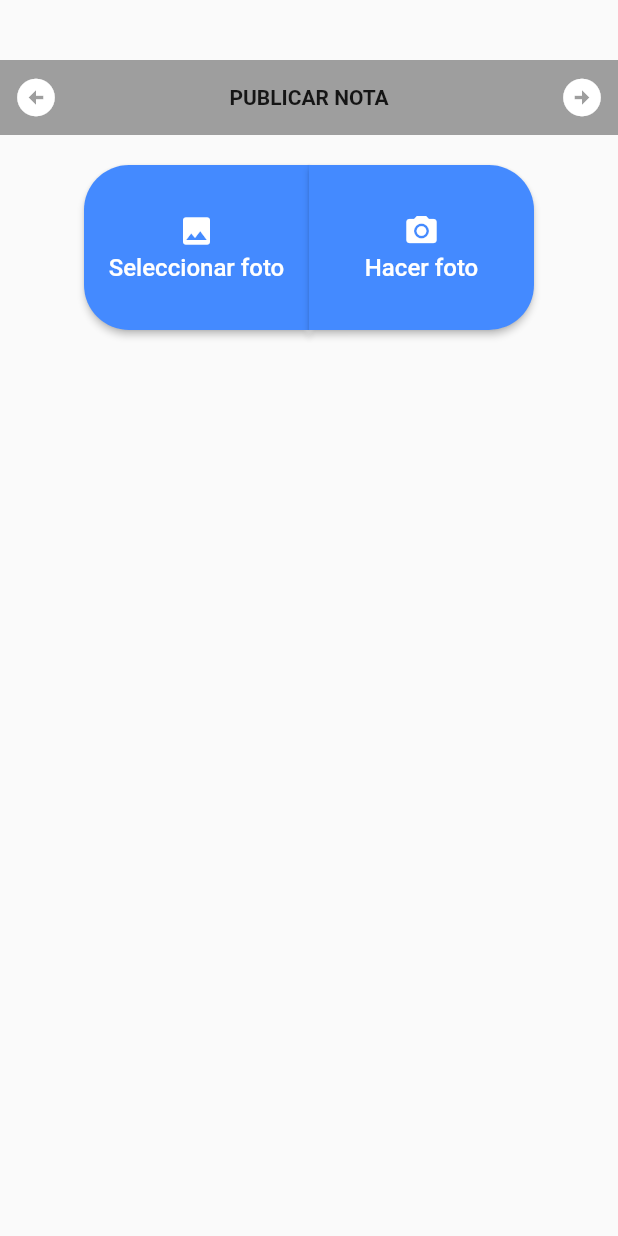
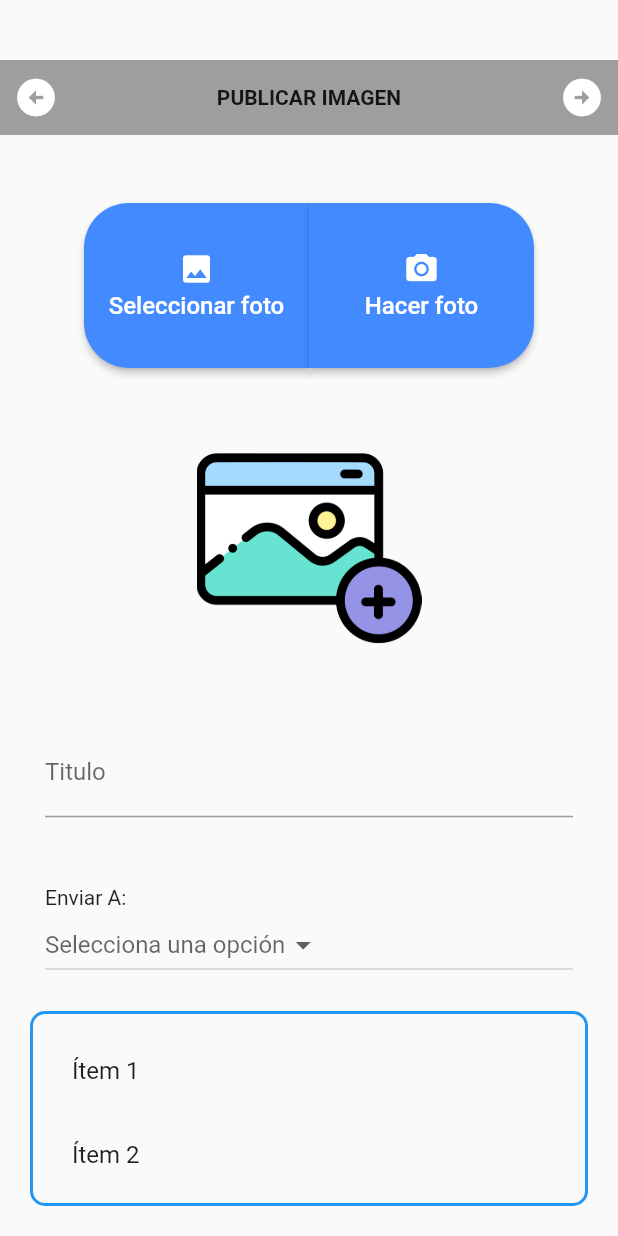
Before and after one commit to NickC25C/nest_frontend, a Flutter app: the screen it shows after launch, on a phone screen of 412 x 824 dp. Run offline on Flutter 3.47's test engine with Material 2 defaults, Android fonts, the phone set to English and light mode, and no system bars.

Commit message:
terminada interfaz de publicar imagen

```diff
--- a/lib/screens/pub_imagen.dart
+++ b/lib/screens/pub_imagen.dart
@@ -1,25 +1,34 @@
 import 'package:flutter/material.dart';
 import 'package:nest_fronted/widgets/barra_publicar.dart';
 
-const tituloScreen = 'PUBLICAR NOTA';
+const tituloScreen = 'PUBLICAR IMAGEN';
 
 class PubImagenScreen extends StatelessWidget {
   const PubImagenScreen({super.key});
 
   @override
   Widget build(BuildContext context) {
-    return const Scaffold(
+    return Scaffold(
       body: Column(
+        mainAxisAlignment: MainAxisAlignment.spaceBetween,
         children: [
           BarraPublicar(titulo: tituloScreen),
-          SizedBox(height: 20.0,),
           Row(
             mainAxisAlignment: MainAxisAlignment.center,
             children: [
               BotonIzquierdo(),
               BotonDerecho(),
             ],
+          ),
+          AnyadirImagen(imagen: 'assets/images/anyadir_imagen.png'),
+          Titulo(),
+          Column(
+            children: [
+              DropdownSample(),
+              Listado(),
+            ],
           )
+
         ],
       )
     );
@@ -98,3 +107,111 @@ class BotonDerecho extends StatelessWidget {
     );
   }
 }
+
+class AnyadirImagen extends StatelessWidget {
+  final String imagen;
+  const AnyadirImagen({
+    super.key,
+    required this.imagen,
+  });
+
+  @override
+  Widget build(BuildContext context) {
+    return Image(
+      image: AssetImage(imagen),
+      width: 150.0,
+      height: 150.0,
+      fit: BoxFit.fill,
+    );
+  }
+
+}
+
+class Titulo extends StatelessWidget {
+  const Titulo({
+    super.key,
+  });
+
+  @override
+  Widget build(BuildContext context) {
+    return Padding(
+      padding: const EdgeInsets.symmetric(horizontal: 30.0),
+      child: Container(
+            width: double.infinity,
+            child: TextField(
+              decoration: InputDecoration(
+                labelText : 'Titulo',
+                border: UnderlineInputBorder(),
+                hintText: 'La Rata Ladrona',
+              ),
+            ),
+      ),
+    );
+  }
+}
+
+class DropdownSample extends StatefulWidget {
+  @override
+  _Enviar createState() => _Enviar();
+}
+
+class _Enviar extends State<DropdownSample> {
+  String? selectedValue;
+
+  @override
+  Widget build(BuildContext context) {
+    return  Padding(
+      padding: const EdgeInsets.symmetric(horizontal: 30.0),
+      child: Column(
+          crossAxisAlignment: CrossAxisAlignment.start,
+          children: [
+            Text('Enviar A:'),
+            Container(
+              width: double.infinity,
+              child: DropdownButton<String>(
+              items: <String>['Opción 1', 'Opción 2'].map<DropdownMenuItem<String>>((String value) {
+                return DropdownMenuItem<String>(
+                  value: value,
+                  child: Text(value),
+                );
+              }).toList(),
+
+              value: selectedValue,
+              hint: Text('Selecciona una opción'),
+              onChanged: (String? newValue){
+                setState(() {
+                  selectedValue = newValue;
+                });
+              }),
+            ),
+          ],
+        ),
+      );
+  }
+}
+
+class Listado extends StatelessWidget {
+  const Listado({
+    super.key,
+  });
+
+  @override
+  Widget build(BuildContext context) {
+    return Container(
+      height: 130,
+      padding: EdgeInsets.all(10),
+      margin: EdgeInsets.all(20),
+      decoration: BoxDecoration(
+        border: Border.all(color: Colors.blue, width: 2),
+        borderRadius: BorderRadius.circular(10),
+      ),
+      child: ListView(
+        children: [
+          ListTile(title: Text('Ítem 1'),),
+          ListTile(title: Text('Ítem 2')),
+          ListTile(title: Text('Ítem 3')),
+        ],
+      ),
+    );
+  }
+}
```
Also changed, not shown: assets/images/anyadir_imagen.png (added).
